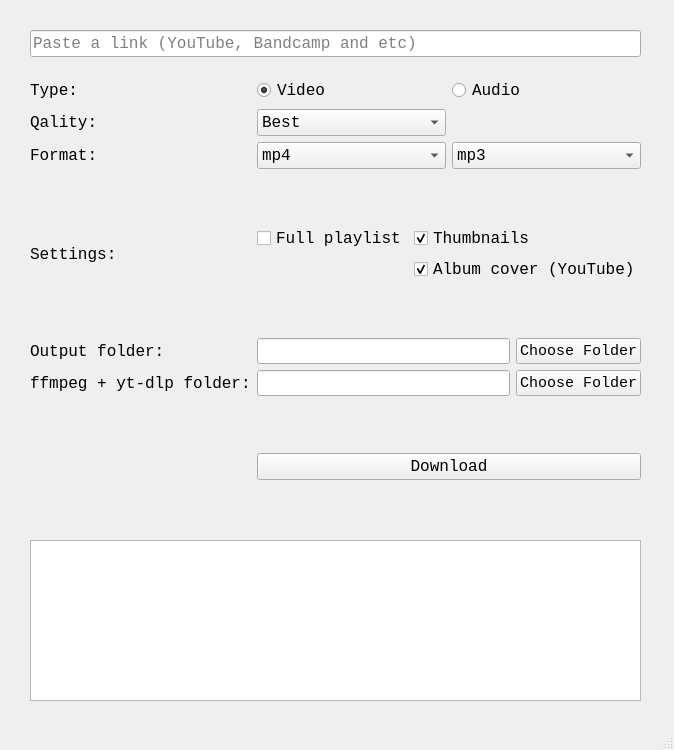
This is main.ui in johtai/simple-gui-downloader as Qt 5 draws it before an edit. The edited form follows.
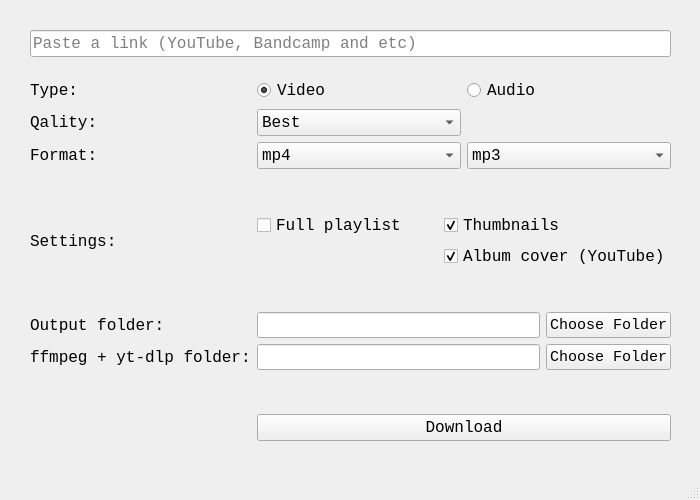
This is the edited form.

Commit message: fix widdow size, remove bottom debug widget

Patch:
```diff
--- a/main.ui
+++ b/main.ui
@@ -6,8 +6,8 @@
    <rect>
     <x>0</x>
     <y>0</y>
-    <width>674</width>
-    <height>750</height>
+    <width>700</width>
+    <height>500</height>
    </rect>
   </property>
   <property name="sizePolicy">
@@ -18,14 +18,14 @@
   </property>
   <property name="minimumSize">
    <size>
-    <width>500</width>
+    <width>700</width>
     <height>500</height>
    </size>
   </property>
   <property name="maximumSize">
    <size>
-    <width>750</width>
-    <height>750</height>
+    <width>700</width>
+    <height>500</height>
    </size>
   </property>
   <property name="font">
@@ -46,8 +46,8 @@
      <rect>
       <x>30</x>
       <y>30</y>
-      <width>611</width>
-      <height>450</height>
+      <width>641</width>
+      <height>411</height>
      </rect>
     </property>
     <layout class="QVBoxLayout" name="verticalLayout_3">
@@ -478,16 +478,6 @@
      </item>
     </layout>
    </widget>
-   <widget class="QTextEdit" name="command_line">
-    <property name="geometry">
-     <rect>
-      <x>30</x>
-      <y>540</y>
-      <width>611</width>
-      <height>161</height>
-     </rect>
-    </property>
-   </widget>
   </widget>
   <widget class="QMenuBar" name="menubar">
    <property name="geometry">
```
Left out of the diff: 2 changed lines with no effect on the pictures.
